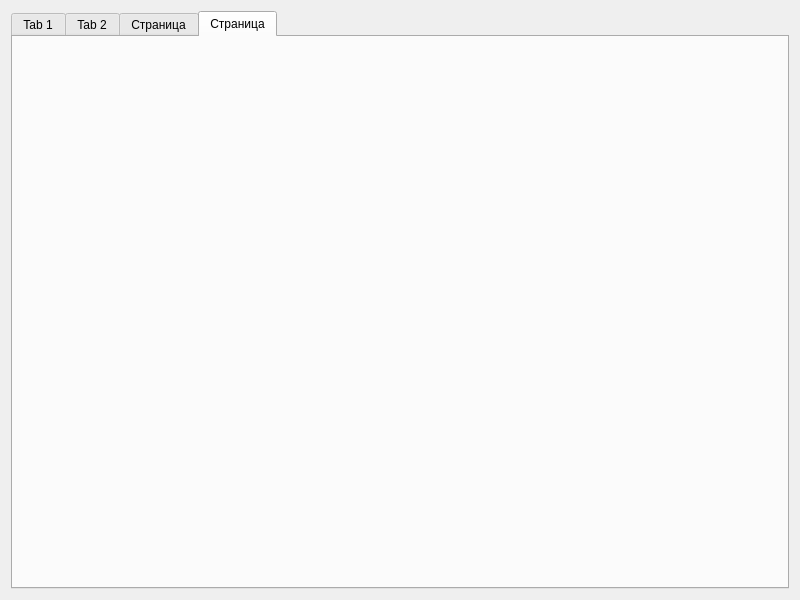
Above: model.ui from mikkk-0/Sklad before the change. Below: the same form after it.
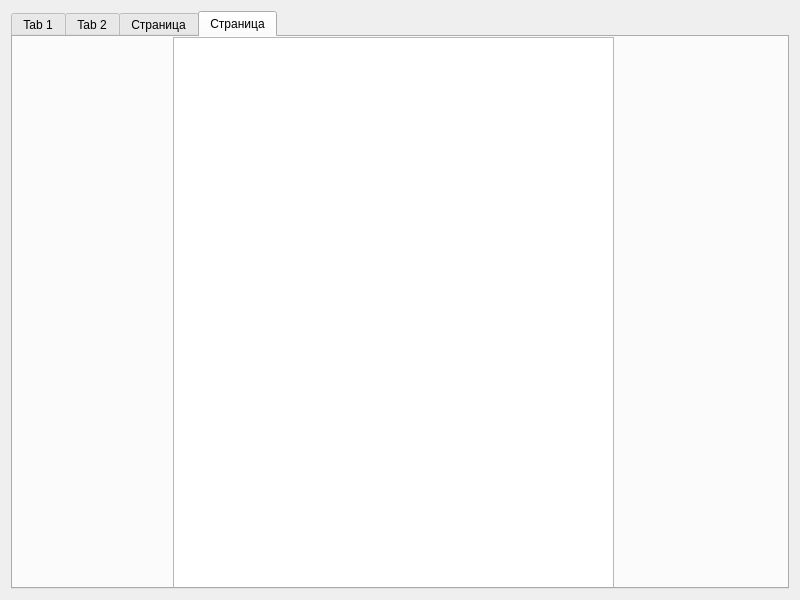
That is the form after the change. The open tabs and pages were chosen to show the change.

Patch:
```diff
--- a/model.ui
+++ b/model.ui
@@ -96,6 +96,16 @@
       <attribute name="title">
        <string>Страница</string>
       </attribute>
+      <widget class="QListWidget" name="listWidget_4">
+       <property name="geometry">
+        <rect>
+         <x>160</x>
+         <y>0</y>
+         <width>441</width>
+         <height>551</height>
+        </rect>
+       </property>
+      </widget>
      </widget>
     </widget>
    </item>
```
Left out of the diff: 2 changed lines with no effect on the pictures.
